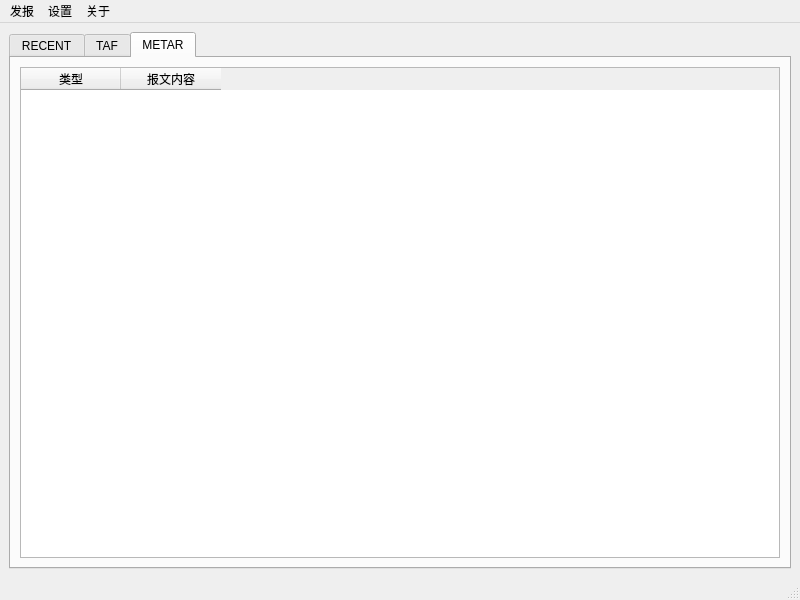
Qt form tafor/ui/main.ui (up1and/tafor) before a commit.
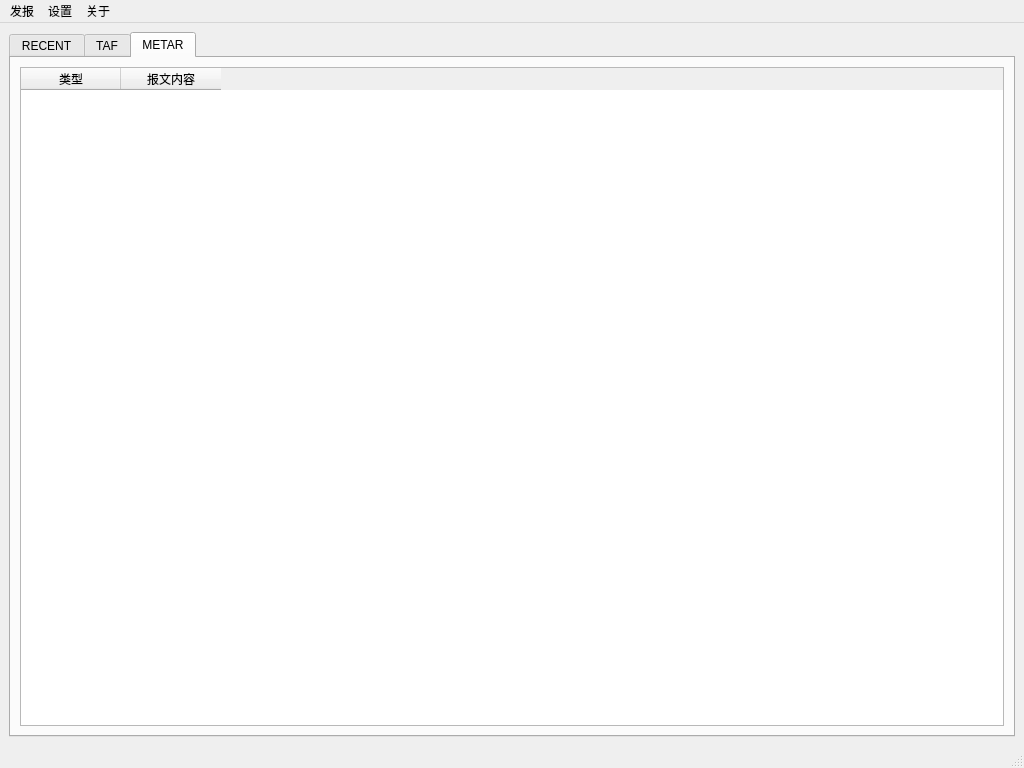
The same form after that commit.

```diff
--- a/tafor/ui/main.ui
+++ b/tafor/ui/main.ui
@@ -6,8 +6,8 @@
    <rect>
     <x>0</x>
     <y>0</y>
-    <width>800</width>
-    <height>600</height>
+    <width>1024</width>
+    <height>768</height>
    </rect>
   </property>
   <property name="windowTitle">
@@ -91,7 +91,7 @@
     <rect>
      <x>0</x>
      <y>0</y>
-     <width>800</width>
+     <width>1024</width>
      <height>23</height>
     </rect>
    </property>
```
